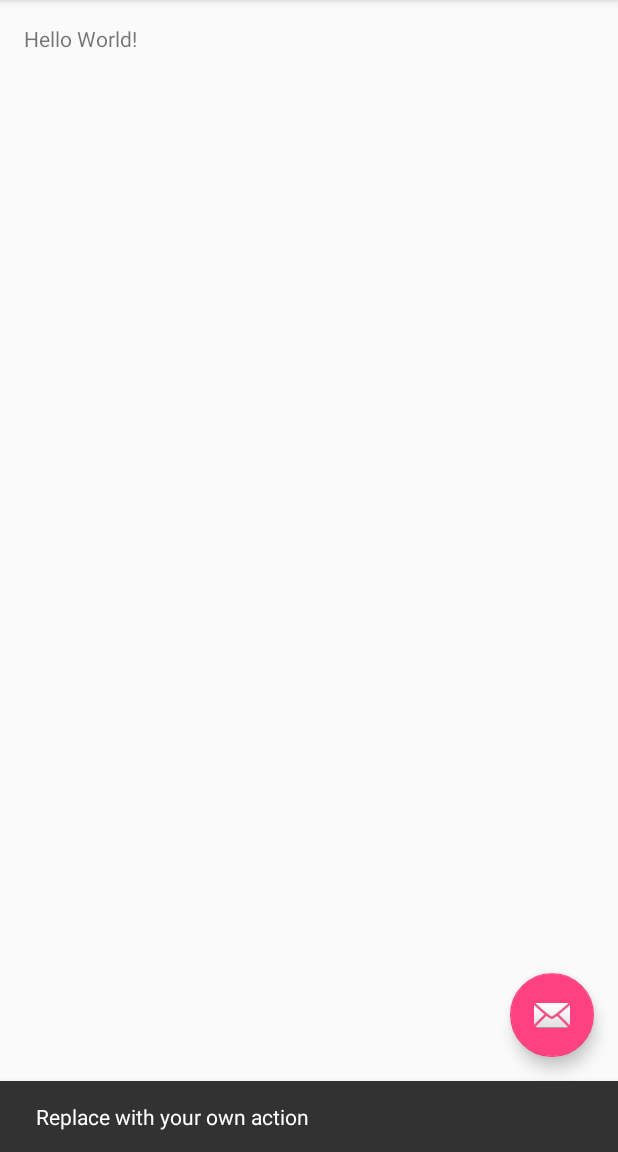
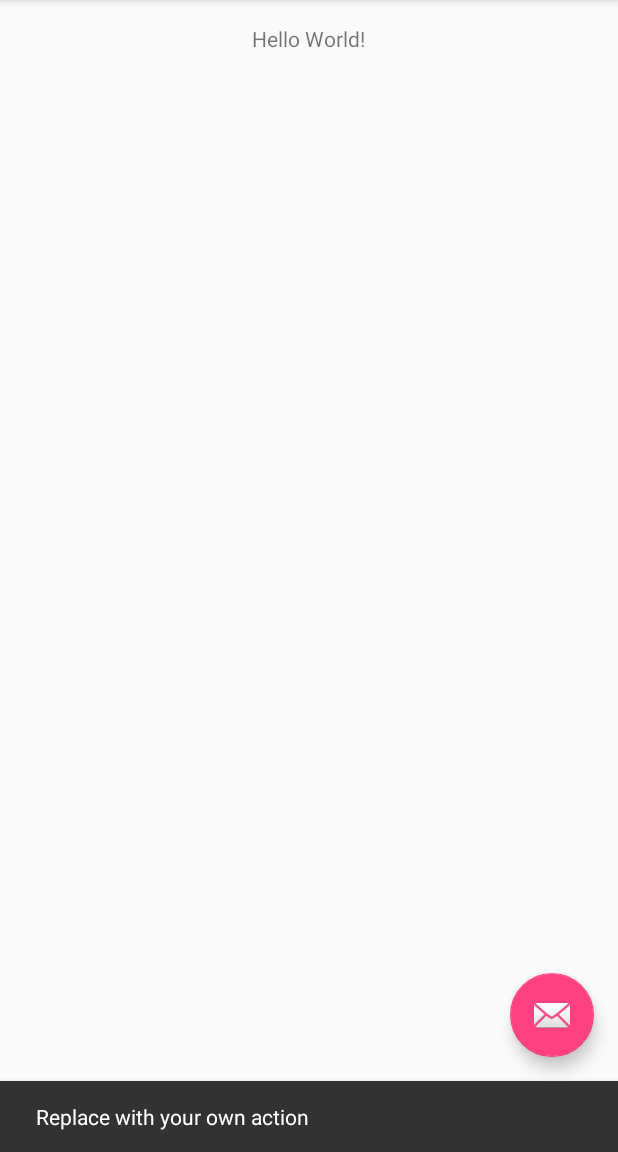
Before and after one commit to jpvlsmv/vigilant-tribble, an Android app: the screen it shows after launch (MainActivity), after a tap on an icon or button, on a phone screen of 412 x 824 dp, the part 84-1236 px from its top. Run offline under Robolectric (Android 15) with nearby library versions, the phone set to English and light mode, and no system bars.

Commit message:
Center greeting 2

```diff
--- a/app/src/main/res/layout/content_main.xml
+++ b/app/src/main/res/layout/content_main.xml
@@ -15,7 +15,9 @@
     <TextView
         android:layout_width="wrap_content"
         android:layout_height="wrap_content"
+        android:layout_alignParentEnd="false"
         android:layout_alignParentStart="false"
+        android:layout_centerHorizontal="true"
         android:text="Hello World!"
         android:textAlignment="center" />
 </RelativeLayout>
```
